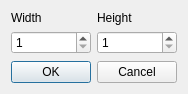
This is picturesizedialog.ui in 607011/vstripe as Qt 5 draws it before an edit. The edited form follows.
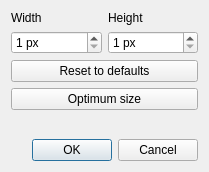
This is the edited form.

What changed in the file:
```diff
--- a/picturesizedialog.ui
+++ b/picturesizedialog.ui
@@ -6,8 +6,8 @@
    <rect>
     <x>0</x>
     <y>0</y>
-    <width>176</width>
-    <height>94</height>
+    <width>209</width>
+    <height>172</height>
    </rect>
   </property>
   <property name="windowTitle">
@@ -32,6 +32,9 @@
      </item>
      <item row="1" column="0">
       <widget class="QSpinBox" name="spinBoxWidth">
+       <property name="suffix">
+        <string> px</string>
+       </property>
        <property name="minimum">
         <number>1</number>
        </property>
@@ -42,6 +45,9 @@
      </item>
      <item row="1" column="1">
       <widget class="QSpinBox" name="spinBoxHeight">
+       <property name="suffix">
+        <string> px</string>
+       </property>
        <property name="minimum">
         <number>1</number>
        </property>
@@ -52,7 +58,7 @@
      </item>
     </layout>
    </item>
-   <item row="1" column="0">
+   <item row="3" column="0">
     <spacer name="verticalSpacer">
      <property name="orientation">
       <enum>Qt::Vertical</enum>
@@ -65,7 +71,7 @@
      </property>
     </spacer>
    </item>
-   <item row="2" column="0">
+   <item row="4" column="0">
     <widget class="QDialogButtonBox" name="buttonBox">
      <property name="orientation">
       <enum>Qt::Horizontal</enum>
@@ -75,6 +81,20 @@
      </property>
     </widget>
    </item>
+   <item row="1" column="0">
+    <widget class="QPushButton" name="pushButtonReset">
+     <property name="text">
+      <string>Reset to defaults</string>
+     </property>
+    </widget>
+   </item>
+   <item row="2" column="0">
+    <widget class="QPushButton" name="pushButtonOptimize">
+     <property name="text">
+      <string>Optimum size</string>
+     </property>
+    </widget>
+   </item>
   </layout>
  </widget>
  <resources/>
```
